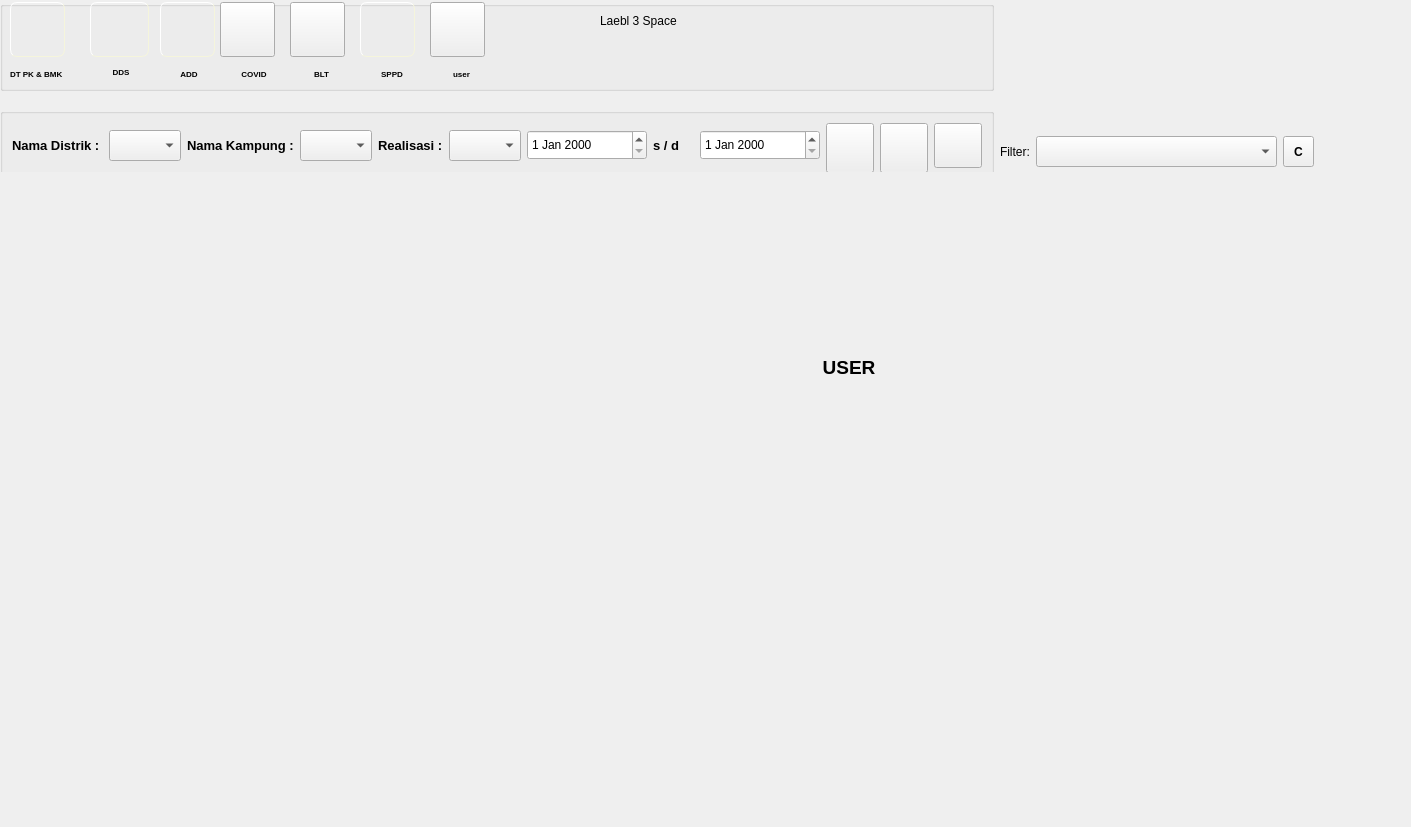
Qt form form.ui (nzf210/pmk_project) before a commit.
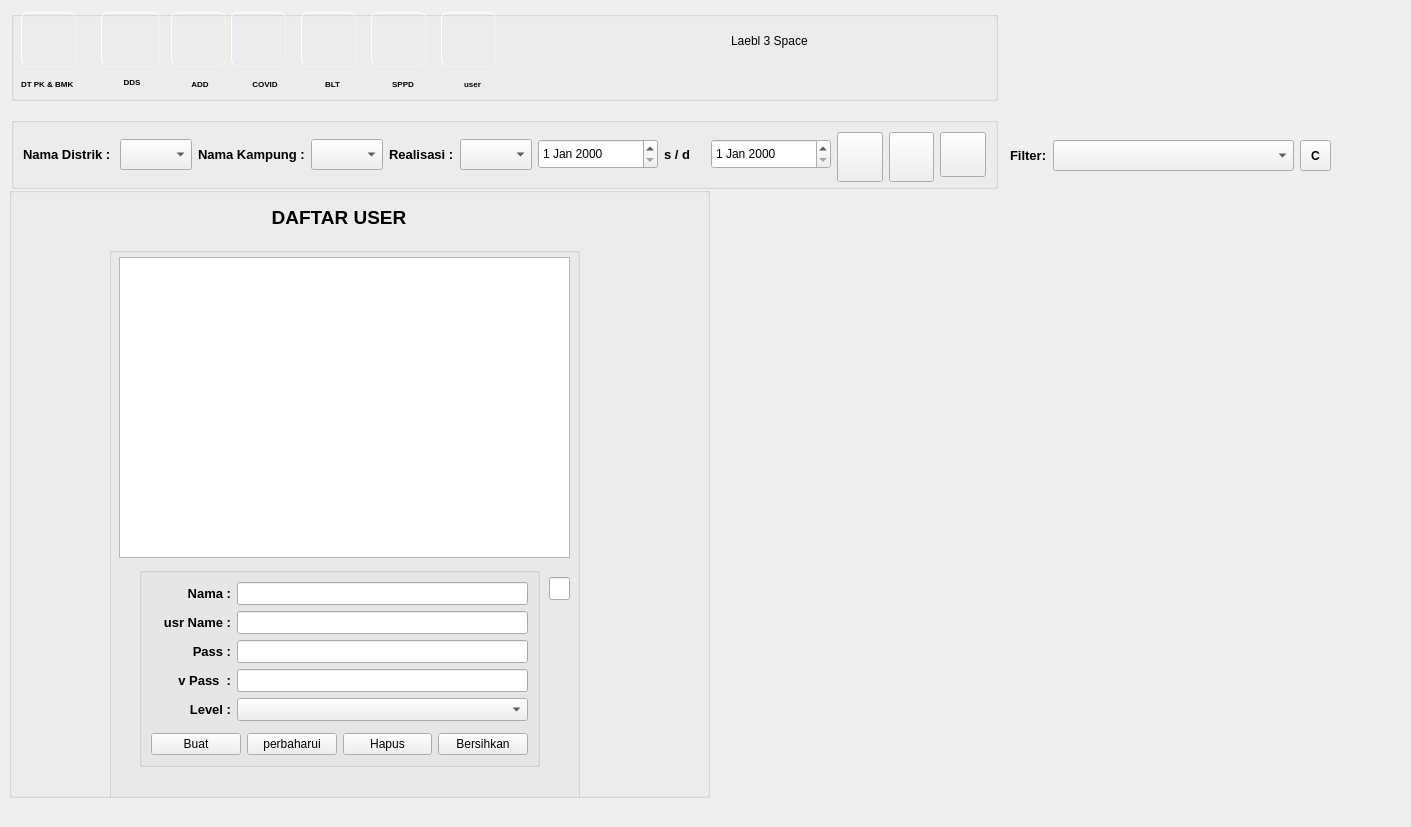
The same form after that commit. The open tabs and pages were chosen to show the change. Icons and pictures are not drawn.

Commit message: com update_user 1

Patch:
```diff
--- a/form.ui
+++ b/form.ui
@@ -10,6 +10,25 @@
     <height>827</height>
    </rect>
   </property>
+  <property name="minimumSize">
+   <size>
+    <width>1411</width>
+    <height>827</height>
+   </size>
+  </property>
+  <property name="maximumSize">
+   <size>
+    <width>1411</width>
+    <height>827</height>
+   </size>
+  </property>
+  <property name="font">
+   <font>
+    <pointsize>10</pointsize>
+    <weight>75</weight>
+    <bold>true</bold>
+   </font>
+  </property>
   <property name="windowTitle">
    <string>Form</string>
   </property>
@@ -69,6 +88,49 @@
     font: bold 10px;
    text-align: bottom-center;background-repeat: no-repeat; 
 	
+}
+
+QToolButton#toolButton_covid { background-image: url(:/gbr/html/gbr/icons8-lock-50-2.png);
+image: no-repeate;
+background-size:100%;
+width: 60%;
+height: 60%;
+border-style: outset;
+    border-width: 1px;
+    border-radius: 7px;
+    border-color: beige;
+    font: bold 10px;
+   text-align: bottom-center;background-repeat: no-repeat; 
+	
+}
+
+QToolButton#toolButton_blt { background-image: url(:/gbr/html/gbr/icons8-settings-50.png);
+image: no-repeate;
+background-size:100%;
+width: 60%;
+height: 60%;
+border-style: outset;
+    border-width: 1px;
+    border-radius: 7px;
+    border-color: beige;
+    font: bold 10px;
+   text-align: bottom-center;background-repeat: no-repeat; 
+	
+}
+
+
+QToolButton#toolButton_user { background-image: url(:/gbr/html/gbr/icons8-user-male-50-2.png);
+image: no-repeate;
+background-size:100%;
+width: 60%;
+height: 60%;
+border-style: outset;
+    border-width: 1px;
+    border-radius: 7px;
+    border-color: beige;
+    font: bold 10px;
+   text-align: bottom-center;background-repeat: no-repeat; 
+	
 }</string>
   </property>
   <widget class="QStackedWidget" name="stackedWidget">
@@ -77,7 +139,7 @@
      <x>9</x>
      <y>187</y>
      <width>1337</width>
-     <height>461</height>
+     <height>621</height>
     </rect>
    </property>
    <property name="currentIndex">
@@ -1101,51 +1163,472 @@
     </widget>
    </widget>
    <widget class="QWidget" name="page_5">
-    <widget class="QLabel" name="label_29">
-     <property name="geometry">
-      <rect>
-       <x>670</x>
-       <y>150</y>
-       <width>340</width>
-       <height>61</height>
-      </rect>
-     </property>
-     <property name="minimumSize">
-      <size>
-       <width>340</width>
-       <height>20</height>
-      </size>
-     </property>
-     <property name="font">
-      <font>
-       <pointsize>14</pointsize>
-       <weight>75</weight>
-       <bold>true</bold>
-      </font>
-     </property>
-     <property name="text">
-      <string>USER</string>
-     </property>
-     <property name="alignment">
-      <set>Qt::AlignCenter</set>
-     </property>
-    </widget>
-   </widget>
-  </widget>
-  <widget class="QWidget" name="layoutWidget">
+    <widget class="QGroupBox" name="groupBox_3">
    <property name="geometry">
     <rect>
      <x>0</x>
      <y>0</y>
-     <width>1407</width>
-     <height>172</height>
-    </rect>
-   </property>
-   <layout class="QHBoxLayout" name="horizontalLayout_16">
-    <item>
+       <width>701</width>
+       <height>611</height>
+      </rect>
+     </property>
+     <property name="maximumSize">
+      <size>
+       <width>701</width>
+       <height>611</height>
+      </size>
+     </property>
+     <property name="title">
+      <string/>
+     </property>
+     <widget class="QLabel" name="label_29">
+      <property name="geometry">
+       <rect>
+        <x>160</x>
+        <y>0</y>
+        <width>340</width>
+        <height>61</height>
+       </rect>
+      </property>
+      <property name="minimumSize">
+       <size>
+        <width>340</width>
+        <height>20</height>
+       </size>
+      </property>
+      <property name="maximumSize">
+       <size>
+        <width>340</width>
+        <height>61</height>
+       </size>
+      </property>
+      <property name="font">
+       <font>
+        <pointsize>14</pointsize>
+        <weight>75</weight>
+        <bold>true</bold>
+       </font>
+      </property>
+      <property name="text">
+       <string>DAFTAR USER</string>
+      </property>
+      <property name="alignment">
+       <set>Qt::AlignCenter</set>
+      </property>
+     </widget>
+     <widget class="QGroupBox" name="groupBox_4">
+      <property name="geometry">
+       <rect>
+        <x>100</x>
+        <y>60</y>
+        <width>471</width>
+        <height>561</height>
+       </rect>
+      </property>
+      <property name="title">
+       <string/>
+      </property>
+      <widget class="QTableWidget" name="tableWidget_daftarUser">
+       <property name="geometry">
+        <rect>
+         <x>10</x>
+         <y>10</y>
+         <width>451</width>
+         <height>301</height>
+        </rect>
+       </property>
+      </widget>
+      <widget class="QGroupBox" name="groupBox_5">
+       <property name="geometry">
+        <rect>
+         <x>30</x>
+         <y>320</y>
+         <width>401</width>
+         <height>200</height>
+        </rect>
+       </property>
+       <property name="minimumSize">
+        <size>
+         <width>401</width>
+         <height>200</height>
+        </size>
+       </property>
+       <property name="maximumSize">
+        <size>
+         <width>401</width>
+         <height>161</height>
+        </size>
+       </property>
+       <property name="title">
+        <string/>
+       </property>
      <layout class="QVBoxLayout" name="verticalLayout_15">
       <item>
+         <layout class="QFormLayout" name="formLayout">
+          <item row="0" column="0">
+           <widget class="QLabel" name="label_Nama_user">
+            <property name="minimumSize">
+             <size>
+              <width>80</width>
+              <height>23</height>
+             </size>
+            </property>
+            <property name="font">
+             <font>
+              <pointsize>10</pointsize>
+              <weight>75</weight>
+              <bold>true</bold>
+             </font>
+            </property>
+            <property name="text">
+             <string>Nama :</string>
+            </property>
+            <property name="alignment">
+             <set>Qt::AlignRight|Qt::AlignTrailing|Qt::AlignVCenter</set>
+            </property>
+           </widget>
+          </item>
+          <item row="0" column="1">
+           <widget class="QLineEdit" name="lineEdit_namaUser">
+            <property name="minimumSize">
+             <size>
+              <width>0</width>
+              <height>23</height>
+             </size>
+            </property>
+            <property name="maximumSize">
+             <size>
+              <width>16777215</width>
+              <height>16777215</height>
+             </size>
+            </property>
+           </widget>
+          </item>
+          <item row="1" column="0">
+           <widget class="QLabel" name="label_userName">
+            <property name="minimumSize">
+             <size>
+              <width>80</width>
+              <height>23</height>
+             </size>
+            </property>
+            <property name="font">
+             <font>
+              <pointsize>10</pointsize>
+              <weight>75</weight>
+              <bold>true</bold>
+             </font>
+            </property>
+            <property name="text">
+             <string>usr Name :</string>
+            </property>
+            <property name="alignment">
+             <set>Qt::AlignRight|Qt::AlignTrailing|Qt::AlignVCenter</set>
+            </property>
+           </widget>
+          </item>
+          <item row="1" column="1">
+           <widget class="QLineEdit" name="lineEdit_userName">
+            <property name="minimumSize">
+             <size>
+              <width>0</width>
+              <height>23</height>
+             </size>
+            </property>
+            <property name="maximumSize">
+             <size>
+              <width>16777215</width>
+              <height>16777215</height>
+             </size>
+            </property>
+           </widget>
+          </item>
+          <item row="2" column="0">
+           <widget class="QLabel" name="label_Pass">
+            <property name="minimumSize">
+             <size>
+              <width>80</width>
+              <height>23</height>
+             </size>
+            </property>
+            <property name="font">
+             <font>
+              <pointsize>10</pointsize>
+              <weight>75</weight>
+              <bold>true</bold>
+             </font>
+            </property>
+            <property name="text">
+             <string>Pass :</string>
+            </property>
+            <property name="alignment">
+             <set>Qt::AlignRight|Qt::AlignTrailing|Qt::AlignVCenter</set>
+            </property>
+           </widget>
+          </item>
+          <item row="2" column="1">
+           <widget class="QLineEdit" name="lineEdit_password">
+            <property name="minimumSize">
+             <size>
+              <width>0</width>
+              <height>23</height>
+             </size>
+            </property>
+           </widget>
+          </item>
+          <item row="3" column="0">
+           <widget class="QLabel" name="label_Pass_2">
+            <property name="minimumSize">
+             <size>
+              <width>80</width>
+              <height>23</height>
+             </size>
+            </property>
+            <property name="font">
+             <font>
+              <pointsize>10</pointsize>
+              <weight>75</weight>
+              <bold>true</bold>
+             </font>
+            </property>
+            <property name="text">
+             <string>v Pass  :</string>
+            </property>
+            <property name="alignment">
+             <set>Qt::AlignRight|Qt::AlignTrailing|Qt::AlignVCenter</set>
+            </property>
+           </widget>
+          </item>
+          <item row="3" column="1">
+           <widget class="QLineEdit" name="lineEdit_password_2">
+            <property name="minimumSize">
+             <size>
+              <width>0</width>
+              <height>23</height>
+             </size>
+            </property>
+           </widget>
+          </item>
+          <item row="4" column="0">
+           <widget class="QLabel" name="label_Pass_lvl">
+            <property name="minimumSize">
+             <size>
+              <width>80</width>
+              <height>23</height>
+             </size>
+            </property>
+            <property name="font">
+             <font>
+              <pointsize>10</pointsize>
+              <weight>75</weight>
+              <bold>true</bold>
+             </font>
+            </property>
+            <property name="text">
+             <string>Level :</string>
+            </property>
+            <property name="alignment">
+             <set>Qt::AlignRight|Qt::AlignTrailing|Qt::AlignVCenter</set>
+            </property>
+           </widget>
+          </item>
+          <item row="4" column="1">
+           <widget class="QComboBox" name="comboBox_level_user">
+            <property name="minimumSize">
+             <size>
+              <width>0</width>
+              <height>23</height>
+             </size>
+            </property>
+           </widget>
+          </item>
+         </layout>
+        </item>
+        <item>
+         <layout class="QHBoxLayout" name="horizontalLayout_13">
+          <item>
+           <widget class="QPushButton" name="pushButton_buat_usr">
+            <property name="toolTip">
+             <string>&lt;html&gt;&lt;head/&gt;&lt;body&gt;&lt;p&gt;untuk Buat User tekan &lt;span style=&quot; font-weight:600;&quot;&gt;Bersihkan&lt;/span&gt; lebih dahulu&lt;/p&gt;&lt;/body&gt;&lt;/html&gt;</string>
+            </property>
+            <property name="text">
+             <string>Buat</string>
+            </property>
+           </widget>
+          </item>
+          <item>
+           <widget class="QPushButton" name="pushButton_update_usr">
+            <property name="text">
+             <string>perbaharui</string>
+            </property>
+           </widget>
+          </item>
+          <item>
+           <widget class="QPushButton" name="pushButton_hapus_usr">
+            <property name="text">
+             <string>Hapus</string>
+            </property>
+           </widget>
+          </item>
+          <item>
+           <widget class="QPushButton" name="pushButton_bersihkan_usr">
+            <property name="text">
+             <string>Bersihkan</string>
+            </property>
+           </widget>
+          </item>
+         </layout>
+        </item>
+       </layout>
+      </widget>
+      <widget class="QLineEdit" name="lineEdit_id_usr">
+       <property name="geometry">
+        <rect>
+         <x>440</x>
+         <y>330</y>
+         <width>21</width>
+         <height>23</height>
+        </rect>
+       </property>
+       <property name="minimumSize">
+        <size>
+         <width>0</width>
+         <height>23</height>
+        </size>
+       </property>
+       <property name="maximumSize">
+        <size>
+         <width>16777215</width>
+         <height>16777215</height>
+        </size>
+       </property>
+      </widget>
+     </widget>
+    </widget>
+   </widget>
+  </widget>
+  <widget class="QWidget" name="layoutWidget">
+   <property name="geometry">
+    <rect>
+     <x>1010</x>
+     <y>10</y>
+     <width>410</width>
+     <height>163</height>
+    </rect>
+   </property>
+   <layout class="QVBoxLayout" name="verticalLayout_16">
+    <item>
+     <layout class="QHBoxLayout" name="horizontalLayout_14">
+      <item>
+       <spacer name="horizontalSpacer_16">
+        <property name="orientation">
+         <enum>Qt::Horizontal</enum>
+        </property>
+        <property name="sizeHint" stdset="0">
+         <size>
+          <width>40</width>
+          <height>20</height>
+         </size>
+        </property>
+       </spacer>
+      </item>
+      <item>
+       <widget class="QLabel" name="label_barCode">
+        <property name="sizePolicy">
+         <sizepolicy hsizetype="Preferred" vsizetype="Preferred">
+          <horstretch>61</horstretch>
+          <verstretch>61</verstretch>
+         </sizepolicy>
+        </property>
+        <property name="minimumSize">
+         <size>
+          <width>120</width>
+          <height>120</height>
+         </size>
+        </property>
+        <property name="maximumSize">
+         <size>
+          <width>120</width>
+          <height>120</height>
+         </size>
+        </property>
+        <property name="text">
+         <string/>
+        </property>
+       </widget>
+      </item>
+     </layout>
+    </item>
+    <item>
+     <layout class="QHBoxLayout" name="horizontalLayout_15">
+      <item>
+       <widget class="QLabel" name="label_filter">
+        <property name="text">
+         <string>Filter:</string>
+        </property>
+       </widget>
+      </item>
+      <item>
+       <widget class="QComboBox" name="comboBox_filter">
+        <property name="minimumSize">
+         <size>
+          <width>241</width>
+          <height>31</height>
+         </size>
+        </property>
+        <property name="maximumSize">
+         <size>
+          <width>241</width>
+          <height>31</height>
+         </size>
+        </property>
+       </widget>
+      </item>
+      <item>
+       <widget class="QToolButton" name="toolButton_filter">
+        <property name="minimumSize">
+         <size>
+          <width>31</width>
+          <height>31</height>
+         </size>
+        </property>
+        <property name="font">
+         <font>
+          <weight>75</weight>
+          <bold>true</bold>
+         </font>
+        </property>
+        <property name="text">
+         <string>C</string>
+        </property>
+       </widget>
+      </item>
+      <item>
+       <spacer name="horizontalSpacer_18">
+        <property name="orientation">
+         <enum>Qt::Horizontal</enum>
+        </property>
+        <property name="sizeHint" stdset="0">
+         <size>
+          <width>88</width>
+          <height>20</height>
+         </size>
+        </property>
+       </spacer>
+      </item>
+     </layout>
+    </item>
+   </layout>
+  </widget>
        <widget class="QGroupBox" name="groupBox_2">
+   <property name="geometry">
+    <rect>
+     <x>11</x>
+     <y>11</y>
+     <width>987</width>
+     <height>90</height>
+    </rect>
+   </property>
         <property name="minimumSize">
          <size>
           <width>829</width>
@@ -1673,15 +2156,15 @@
         <widget class="QLabel" name="label_space_1">
          <property name="geometry">
           <rect>
-           <x>600</x>
-           <y>10</y>
-           <width>331</width>
+      <x>720</x>
+      <y>20</y>
+      <width>100</width>
            <height>20</height>
           </rect>
          </property>
          <property name="minimumSize">
           <size>
-           <width>331</width>
+      <width>100</width>
            <height>20</height>
           </size>
          </property>
@@ -1783,9 +2266,15 @@
          </layout>
         </widget>
        </widget>
-      </item>
-      <item>
        <widget class="QGroupBox" name="groupBox">
+   <property name="geometry">
+    <rect>
+     <x>11</x>
+     <y>117</y>
+     <width>987</width>
+     <height>72</height>
+    </rect>
+   </property>
         <property name="minimumSize">
          <size>
           <width>829</width>
@@ -2071,116 +2560,6 @@
             <string/>
            </property>
           </widget>
-         </item>
-        </layout>
-       </widget>
-      </item>
-     </layout>
-    </item>
-    <item>
-     <layout class="QVBoxLayout" name="verticalLayout_16">
-      <item>
-       <layout class="QHBoxLayout" name="horizontalLayout_14">
-        <item>
-         <spacer name="horizontalSpacer_16">
-          <property name="orientation">
-           <enum>Qt::Horizontal</enum>
-          </property>
-          <property name="sizeHint" stdset="0">
-           <size>
-            <width>40</width>
-            <height>20</height>
-           </size>
-          </property>
-         </spacer>
-        </item>
-        <item>
-         <widget class="QLabel" name="label_barCode">
-          <property name="sizePolicy">
-           <sizepolicy hsizetype="Preferred" vsizetype="Preferred">
-            <horstretch>61</horstretch>
-            <verstretch>61</verstretch>
-           </sizepolicy>
-          </property>
-          <property name="minimumSize">
-           <size>
-            <width>120</width>
-            <height>120</height>
-           </size>
-          </property>
-          <property name="maximumSize">
-           <size>
-            <width>120</width>
-            <height>120</height>
-           </size>
-          </property>
-          <property name="text">
-           <string/>
-          </property>
-         </widget>
-        </item>
-       </layout>
-      </item>
-      <item>
-       <layout class="QHBoxLayout" name="horizontalLayout_15">
-        <item>
-         <widget class="QLabel" name="label_filter">
-          <property name="text">
-           <string>Filter:</string>
-          </property>
-         </widget>
-        </item>
-        <item>
-         <widget class="QComboBox" name="comboBox_filter">
-          <property name="minimumSize">
-           <size>
-            <width>241</width>
-            <height>31</height>
-           </size>
-          </property>
-          <property name="maximumSize">
-           <size>
-            <width>241</width>
-            <height>31</height>
-           </size>
-          </property>
-         </widget>
-        </item>
-        <item>
-         <widget class="QToolButton" name="toolButton_filter">
-          <property name="minimumSize">
-           <size>
-            <width>31</width>
-            <height>31</height>
-           </size>
-          </property>
-          <property name="font">
-           <font>
-            <weight>75</weight>
-            <bold>true</bold>
-           </font>
-          </property>
-          <property name="text">
-           <string>C</string>
-          </property>
-         </widget>
-        </item>
-        <item>
-         <spacer name="horizontalSpacer_18">
-          <property name="orientation">
-           <enum>Qt::Horizontal</enum>
-          </property>
-          <property name="sizeHint" stdset="0">
-           <size>
-            <width>88</width>
-            <height>20</height>
-           </size>
-          </property>
-         </spacer>
-        </item>
-       </layout>
-      </item>
-     </layout>
     </item>
    </layout>
   </widget>
```
Left out of the diff: 67 changed lines with no effect on the pictures. Lines whose indentation alone changed are shown as unchanged. The commit also changes 5 other files.
